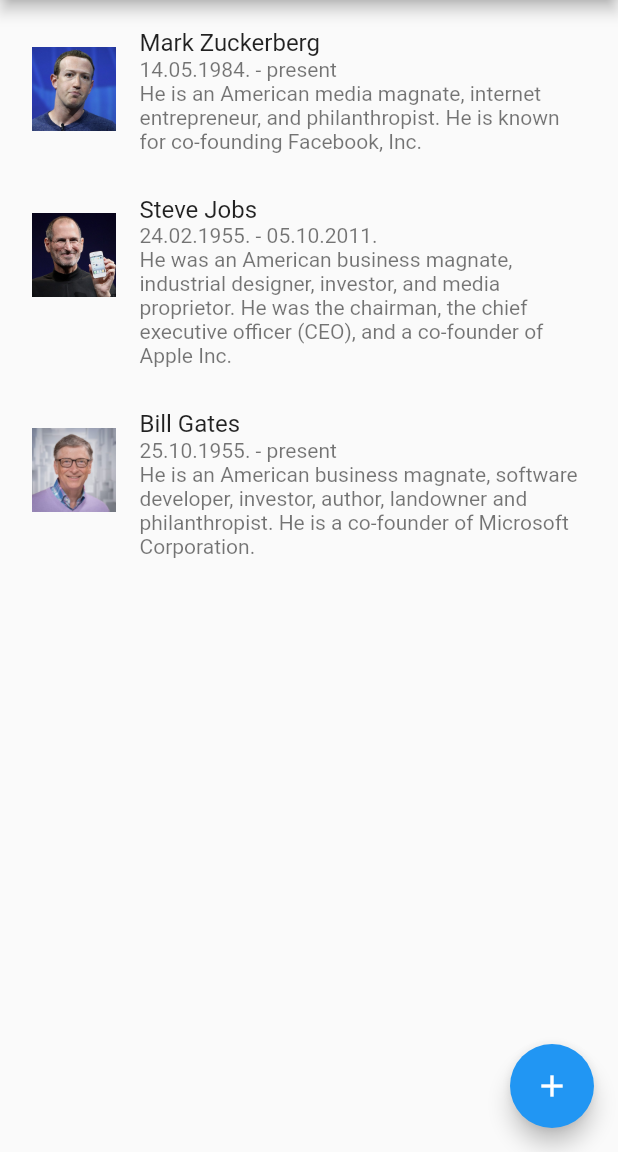
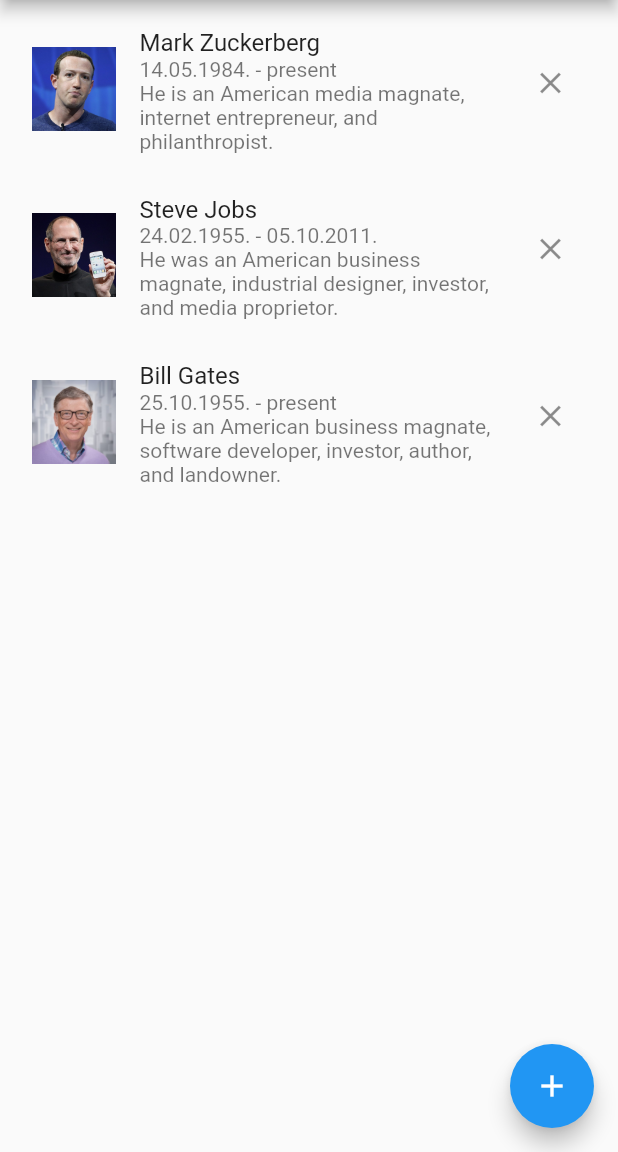
Before and after one commit to eniodordan/rma_lv2, a Flutter app: the screen it shows after launch, on a phone screen of 412 x 824 dp, the part 84-1236 px from its top. Run offline on Flutter 3.47's test engine with Material 2 defaults, Android fonts, the phone set to English and light mode, and no system bars; our stand-ins replace fluttertoast, image_picker.

Commit message:
Z2 completed

```diff
--- a/lib/models/person_data.dart
+++ b/lib/models/person_data.dart
@@ -8,7 +8,7 @@ class PersonData extends ChangeNotifier {
     InspiringPerson(
       name: 'Mark Zuckerberg',
       description:
-          'He is an American media magnate, internet entrepreneur, and philanthropist. He is known for co-founding Facebook, Inc.',
+          'He is an American media magnate, internet entrepreneur, and philanthropist.',
       birthDate: DateTime(1984, 5, 14),
       quotes: [
         'Move fast with stable infrastructure.',
@@ -20,7 +20,7 @@ class PersonData extends ChangeNotifier {
     InspiringPerson(
       name: 'Steve Jobs',
       description:
-          'He was an American business magnate, industrial designer, investor, and media proprietor. He was the chairman, the chief executive officer (CEO), and a co-founder of Apple Inc.',
+          'He was an American business magnate, industrial designer, investor, and media proprietor.',
       birthDate: DateTime(1955, 2, 24),
       deathDate: DateTime(2011, 10, 5),
       quotes: [
@@ -33,7 +33,7 @@ class PersonData extends ChangeNotifier {
     InspiringPerson(
       name: 'Bill Gates',
       description:
-          'He is an American business magnate, software developer, investor, author, landowner and philanthropist. He is a co-founder of Microsoft Corporation.',
+          'He is an American business magnate, software developer, investor, author, and landowner.',
       birthDate: DateTime(1955, 10, 25),
       quotes: [
         'Don’t compare yourself with anyone in this world…if you do so, you are insulting yourself.',
@@ -57,6 +57,12 @@ class PersonData extends ChangeNotifier {
     notifyListeners();
   }
 
+  void updatePerson(InspiringPerson oldPerson, InspiringPerson newPerson) {
+    int index = _persons.indexWhere((person) => person == oldPerson);
+    _persons[index] = newPerson;
+    notifyListeners();
+  }
+
   void deletePerson(InspiringPerson person) {
     _persons.remove(person);
     notifyListeners();
--- a/lib/screens/persons_screen.dart
+++ b/lib/screens/persons_screen.dart
@@ -22,7 +22,7 @@ class PersonsScreen extends StatelessWidget {
           Navigator.push(
             context,
             MaterialPageRoute(
-              builder: (context) => AddPersonScreen(),
+              builder: (context) => AddPersonScreen(person: null),
             ),
           );
         },
```
Also changed, not shown: lib/screens/add_person_screen.dart (+24 -7 lines), lib/widgets/person_tile.dart (+18 -0 lines).
